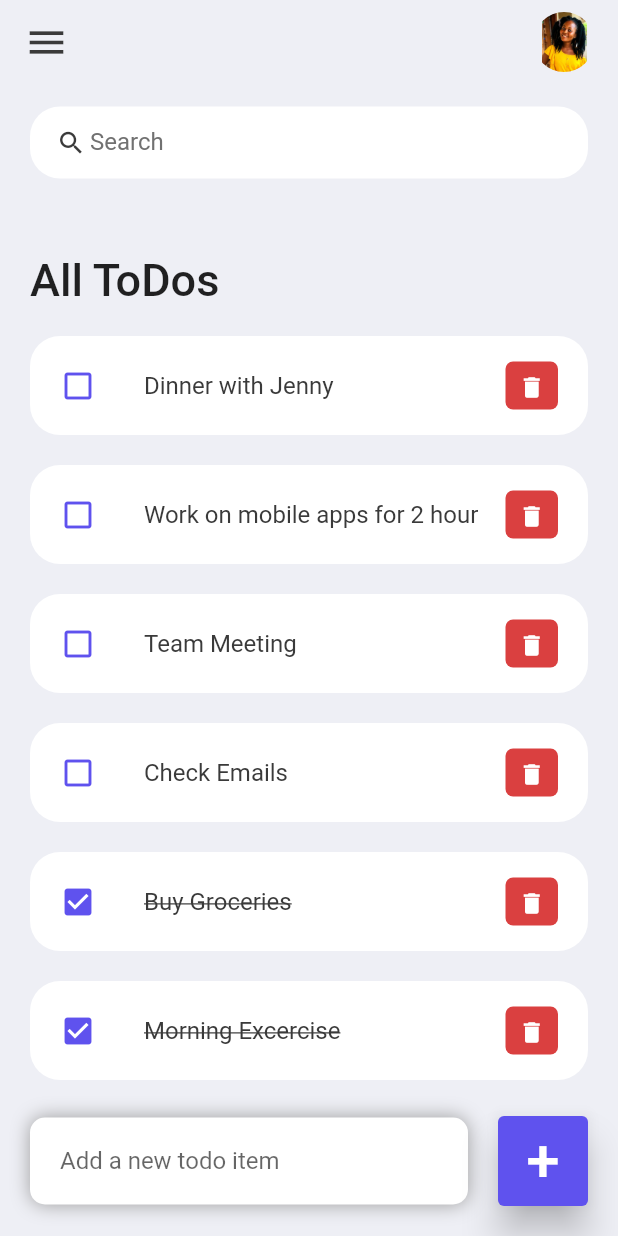
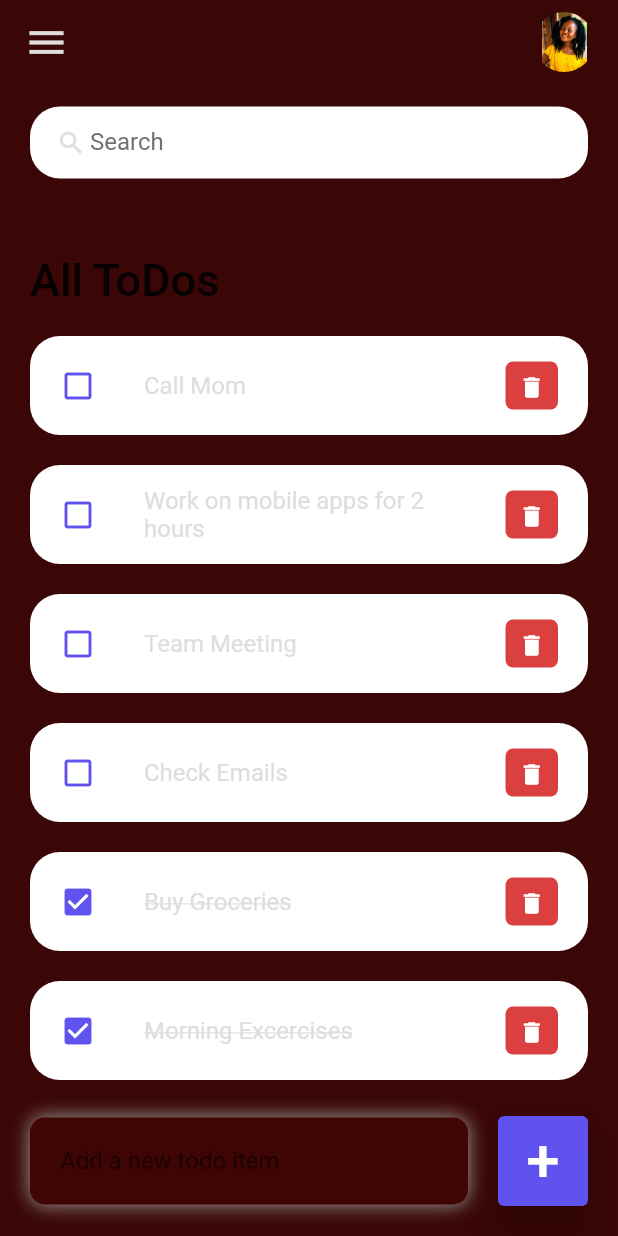
Before and after one commit to maureenblack/flutter-todo-app, a Flutter app: the screen it shows after launch, on a phone screen of 412 x 824 dp. Run offline on Flutter 3.47's test engine with Material 2 defaults, Android fonts, the phone set to English and light mode, and no system bars.

Commit message:
modified colors

```diff
--- a/lib/constants/colors.dart
+++ b/lib/constants/colors.dart
@@ -3,7 +3,7 @@ import 'package:flutter/material.dart';
 const Color tdRed = Color(0xFFDA4040);
 const Color tdBlue = Color(0xFF5F52EE);
 
-const Color tdBlack = Color(0xFF3A3A3A);
+const Color tdBlack = Color.fromARGB(255, 226, 221, 221);
 const Color tdGrey = Color(0xFF717171);
 
-const Color tdBGColor = Color(0xFFEEEFF5);
+const Color tdBGColor = Color.fromARGB(255, 58, 6, 6);
--- a/lib/model/todo.dart
+++ b/lib/model/todo.dart
@@ -11,12 +11,12 @@ class ToDo {
 
   static List<ToDo> todoList() {
     return [
-      ToDo(id: '01', todoText: 'Morning Excercise', isDone: true ),
+      ToDo(id: '01', todoText: 'Morning Excercises', isDone: true ),
       ToDo(id: '02', todoText: 'Buy Groceries', isDone: true ),
       ToDo(id: '03', todoText: 'Check Emails', ),
       ToDo(id: '04', todoText: 'Team Meeting', ),
-      ToDo(id: '05', todoText: 'Work on mobile apps for 2 hour', ),
-      ToDo(id: '06', todoText: 'Dinner with Jenny', ),
+      ToDo(id: '05', todoText: 'Work on mobile apps for 2 hours', ),
+      ToDo(id: '06', todoText: 'Call Mom', ),
     ];
   }
 }
--- a/lib/screens/home.dart
+++ b/lib/screens/home.dart
@@ -80,7 +80,7 @@ class _HomeState extends State<Home> {
                     vertical: 5,
                   ),
                   decoration: BoxDecoration(
-                    color: Colors.white,
+                    color: Color.fromARGB(255, 63, 4, 4),
                     boxShadow: const [
                       BoxShadow(
                         color: Colors.grey,
```
